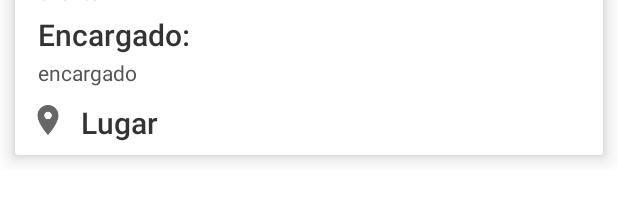
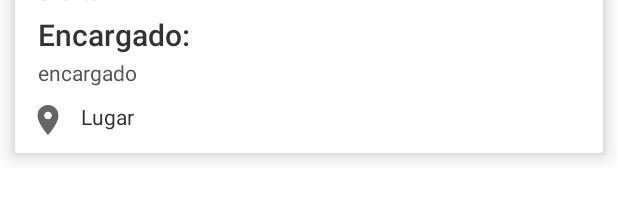
Before and after one commit to rmarin17/EventmPro, an Android app: the layout item_dias.xml on its own in the app's theme, with its tools: preview values and no code run, on a phone screen of 412 x 824 dp. Shown: the part 141-343 px from the top of the screen. Run offline under Robolectric (Android 15) with nearby library versions, the phone set to English and light mode, and no system bars; network calls fail.

Commit message:
Final final no va mas!!!

```diff
--- a/app/src/main/java/unicauca/movil/eventmpro/Ponentes.java
+++ b/app/src/main/java/unicauca/movil/eventmpro/Ponentes.java
@@ -72,6 +72,7 @@ public class Ponentes extends AppCompatActivity implements PonenteAdapter.OnPone
 
 
     public void loadData() {
+        L.data.clear();
         List<Ponente> list = pdao.getAll();
         tamaño=list.size();
         if (!verificaConexion(this)) {
--- a/app/src/main/java/unicauca/movil/eventmpro/db/DataBaseHelper.java
+++ b/app/src/main/java/unicauca/movil/eventmpro/db/DataBaseHelper.java
@@ -94,6 +94,7 @@ public class DataBaseHelper extends SQLiteOpenHelper {
     public void onUpgrade(SQLiteDatabase db, int oldVersion, int newVersion) {
             db.execSQL("DROP TABLE ponente");
             db.execSQL("DROP TABLE dias");
+            db.execSQL("DROP TABLE evento");
             db.execSQL("DROP TABLE notification");
             db.execSQL("DROP TABLE conections");
             db.execSQL("DROP TABLE ubicacion");
--- a/app/src/main/java/unicauca/movil/eventmpro/fragments/DiaFragment.java
+++ b/app/src/main/java/unicauca/movil/eventmpro/fragments/DiaFragment.java
@@ -48,11 +48,8 @@ public class DiaFragment extends Fragment {
     @Override
     public void onCreate(@Nullable Bundle savedInstanceState) {
         super.onCreate(savedInstanceState);
-
         Bundle args = getArguments();
         dia = args.getInt(EXTRA_DAY);
-
-
     }
 
     @Override
@@ -71,6 +68,7 @@ public class DiaFragment extends Fragment {
     }
 
     public void loaddata() {
+            data.clear();
             List<Dias> list = dao.getAllByDay(dia);
             for (Dias d : list){
                 data.add(d);
--- a/app/src/main/res/layout/item_dias.xml
+++ b/app/src/main/res/layout/item_dias.xml
@@ -94,13 +94,13 @@
 
                 <TextView
                     android:id="@+id/lugar"
-                    style="@style/Base.TextAppearance.AppCompat.Title"
+                    style="@style/Base.TextAppearance.AppCompat.Body1"
                     android:layout_width="match_parent"
                     android:layout_height="wrap_content"
                     android:layout_alignTop="@+id/id_lugar"
                     android:layout_toEndOf="@+id/id_lugar"
                     android:layout_toRightOf="@+id/id_lugar"
-                    android:paddingBottom="8dp"
+                    android:paddingBottom="10dp"
                     android:textColor="@color/textTitle"
                     tools:text="Lugar" />
 
```
Also changed, not shown: app/src/main/java/unicauca/movil/eventmpro/DetailEvent.java (+7 -0 lines), app/src/main/java/unicauca/movil/eventmpro/db/PonenteDao.java (+1 -9 lines), app/src/main/java/unicauca/movil/eventmpro/fragments/ProgramacionFragment.java (+1 -8 lines).
